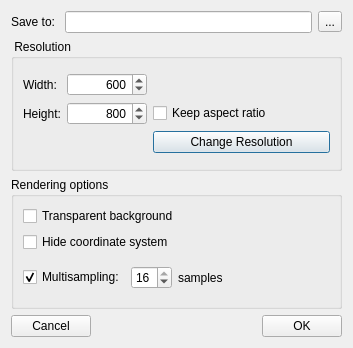
Above: OpenFlipper/widgets/snapshotDialog/SnapshotDialog.ui from ShenRen/OpenFlipper before the change. Below: the same form after it.
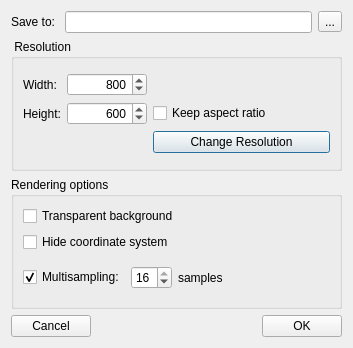
That is the form after the change.

Commit message: Gave snapshot dialog a memory to remember what the user has checked the last time.

Diff of the .ui file:
```diff
--- a/OpenFlipper/widgets/snapshotDialog/SnapshotDialog.ui
+++ b/OpenFlipper/widgets/snapshotDialog/SnapshotDialog.ui
@@ -51,7 +51,7 @@
       <item>
        <layout class="QGridLayout" name="gridLayout_3">
         <item row="2" column="1">
-         <widget class="QSpinBox" name="snapWidth">
+         <widget class="QSpinBox" name="snapHeight">
           <property name="sizePolicy">
            <sizepolicy hsizetype="Minimum" vsizetype="Fixed">
             <horstretch>0</horstretch>
@@ -74,7 +74,7 @@
            <number>8192</number>
           </property>
           <property name="value">
-           <number>800</number>
+           <number>600</number>
           </property>
          </widget>
         </item>
@@ -93,7 +93,7 @@
          </widget>
         </item>
         <item row="1" column="1">
-         <widget class="QSpinBox" name="snapHeight">
+         <widget class="QSpinBox" name="snapWidth">
           <property name="minimumSize">
            <size>
             <width>80</width>
@@ -110,7 +110,7 @@
            <number>8192</number>
           </property>
           <property name="value">
-           <number>600</number>
+           <number>800</number>
           </property>
          </widget>
         </item>
```
Left out of the diff: 14 changed lines with no effect on the pictures. The commit also changes 2 other files.
